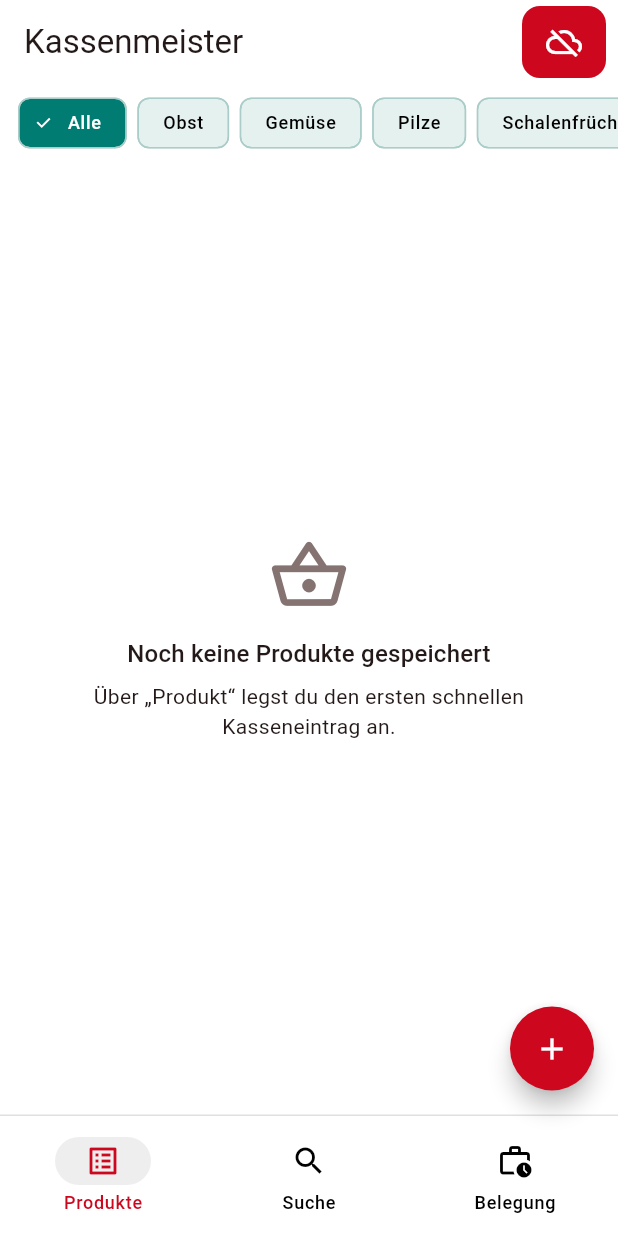
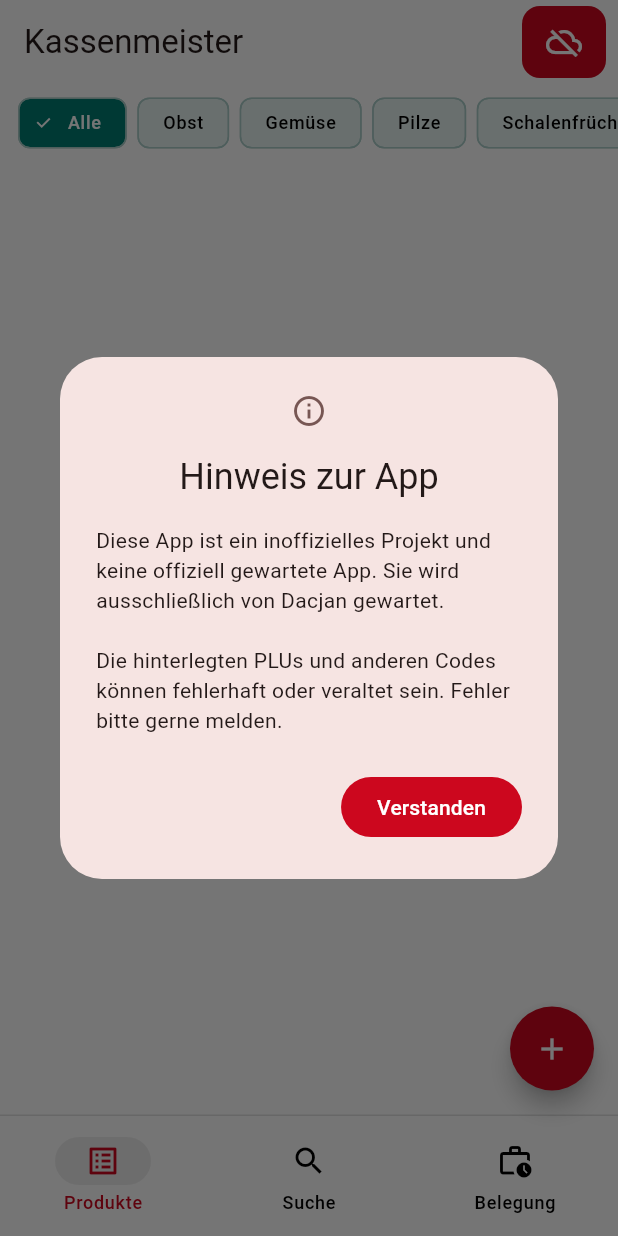
Before and after one commit to spezian/rewe-plu-assistent, a Flutter app: the screen it shows after launch, on a phone screen of 412 x 824 dp. Run offline on Flutter 3.47's test engine with Material 3 defaults, Android fonts, the phone set to English and light mode, and no system bars; our stand-ins replace barcode_widget, connectivity_plus, image_picker, material_ui, sqflite, sqflite_common_ffi_web and 2 more; missing offline and left inert: mobile_scanner, screen_brightness; accounts and stored records are empty.

Commit message:
Add a notice

```diff
--- a/lib/data/local_database.dart
+++ b/lib/data/local_database.dart
@@ -208,6 +208,23 @@ class LocalDatabase {
 
   void setActiveMarket(String? marketId) {
     _activeMarketId = marketId;
+  }
+
+  Future<bool> hasAcknowledgedAppNotice() async {
+    final rows = await _db.query(
+      'app_settings',
+      columns: const ['value'],
+      where: 'key = ?',
+      whereArgs: const ['app_notice_acknowledged'],
+    );
+    return rows.isNotEmpty && rows.single['value'] == 'true';
+  }
+
+  Future<void> acknowledgeAppNotice() async {
+    await _db.insert('app_settings', {
+      'key': 'app_notice_acknowledged',
+      'value': 'true',
+    }, conflictAlgorithm: ConflictAlgorithm.replace);
   }
 
   Future<MarketSession?> loadSavedMarketSession() async {
--- a/lib/data/product_repository.dart
+++ b/lib/data/product_repository.dart
@@ -15,6 +15,9 @@ class ProductRepository {
   final SupabaseClient? supabaseClient;
   late final SyncService _sync = SyncService(_database, supabaseClient);
 
+  bool _hasAcknowledgedAppNotice = false;
+  bool get hasAcknowledgedAppNotice => _hasAcknowledgedAppNotice;
+
   bool get isSyncConfigured => _sync.isConfigured;
   bool get hasMarketAccess => _sync.hasMarketAccess;
   bool get canEdit => _sync.canEdit;
@@ -23,7 +26,13 @@ class ProductRepository {
 
   Future<void> initialize() async {
     await _database.initialize();
+    _hasAcknowledgedAppNotice = await _database.hasAcknowledgedAppNotice();
     await _sync.initialize();
+  }
+
+  Future<void> acknowledgeAppNotice() async {
+    await _database.acknowledgeAppNotice();
+    _hasAcknowledgedAppNotice = true;
   }
 
   Future<List<Product>> getProducts() => _database.getProducts();
--- a/lib/main.dart
+++ b/lib/main.dart
@@ -10,6 +10,7 @@ import 'app_scope.dart';
 import 'core/app_constants.dart';
 import 'data/product_repository.dart';
 import 'screens/home_screen.dart';
+import 'widgets/app_notice_gate.dart';
 
 Future<void> main() async {
   WidgetsFlutterBinding.ensureInitialized();
@@ -120,7 +121,10 @@ class _RewePluAppState extends State<RewePluApp> with WidgetsBindingObserver {
             checkmarkColor: Colors.white,
           ),
         ),
-        home: const HomeScreen(),
+        home: AppNoticeGate(
+          repository: widget.controller.repository,
+          child: const HomeScreen(),
+        ),
       ),
     );
   }
--- /dev/null
+++ b/lib/widgets/app_notice_gate.dart
@@ -0,0 +1,109 @@
+import 'package:material_ui/material_ui.dart';
+
+import '../data/product_repository.dart';
+
+class AppNoticeGate extends StatefulWidget {
+  const AppNoticeGate({
+    required this.repository,
+    required this.child,
+    super.key,
+  });
+
+  final ProductRepository repository;
+  final Widget child;
+
+  @override
+  State<AppNoticeGate> createState() => _AppNoticeGateState();
+}
+
+class _AppNoticeGateState extends State<AppNoticeGate> {
+  @override
+  void initState() {
+    super.initState();
+    if (widget.repository.hasAcknowledgedAppNotice) return;
+    WidgetsBinding.instance.addPostFrameCallback((_) {
+      if (!mounted) return;
+      showDialog<void>(
+        context: context,
+        barrierDismissible: false,
+        builder: (_) => _AppNoticeDialog(
+          onAcknowledge: widget.repository.acknowledgeAppNotice,
+        ),
+      );
+    });
+  }
+
+  @override
+  Widget build(BuildContext context) => widget.child;
+}
+
+class _AppNoticeDialog extends StatefulWidget {
+  const _AppNoticeDialog({required this.onAcknowledge});
+
+  final Future<void> Function() onAcknowledge;
+
+  @override
+  State<_AppNoticeDialog> createState() => _AppNoticeDialogState();
+}
+
+class _AppNoticeDialogState extends State<_AppNoticeDialog> {
+  bool _saving = false;
+  bool _saveFailed = false;
+
+  @override
+  Widget build(BuildContext context) {
+    return PopScope(
+      canPop: false,
+      child: AlertDialog(
+        icon: const Icon(Icons.info_outline),
+        title: const Text('Hinweis zur App'),
+        scrollable: true,
+        content: Column(
+          mainAxisSize: MainAxisSize.min,
+          crossAxisAlignment: CrossAxisAlignment.start,
+          children: [
+            const Text(
+              'Diese App ist ein inoffizielles Projekt und keine '
+              'offiziell gewartete App. Sie wird ausschließlich von Dacjan '
+              'gewartet.\n\n'
+              'Die hinterlegten PLUs und anderen Codes können fehlerhaft oder '
+              'veraltet sein. Fehler bitte gerne melden.',
+            ),
+            if (_saveFailed) ...[
+              const SizedBox(height: 16),
+              Text(
+                'Die Bestätigung konnte nicht gespeichert werden. '
+                'Bitte versuche es erneut.',
+                style: TextStyle(color: Theme.of(context).colorScheme.error),
+              ),
+            ],
+          ],
+        ),
+        actions: [
+          FilledButton(
+            onPressed: _saving ? null : _acknowledge,
+            child: Text(_saving ? 'Wird gespeichert …' : 'Verstanden'),
+          ),
+        ],
+      ),
+    );
+  }
+
+  Future<void> _acknowledge() async {
+    setState(() {
+      _saving = true;
+      _saveFailed = false;
+    });
+    try {
+      await widget.onAcknowledge();
+      if (!mounted) return;
+      Navigator.of(context).pop();
+    } catch (_) {
+      if (!mounted) return;
+      setState(() {
+        _saving = false;
+        _saveFailed = true;
+      });
+    }
+  }
+}
```
